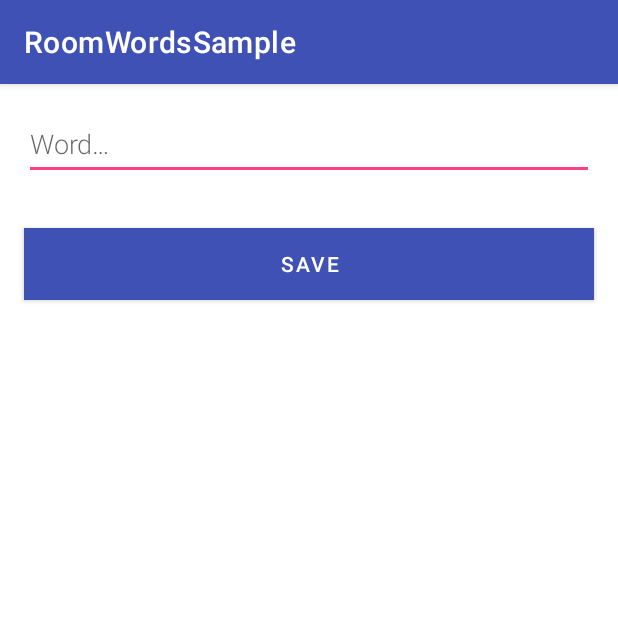
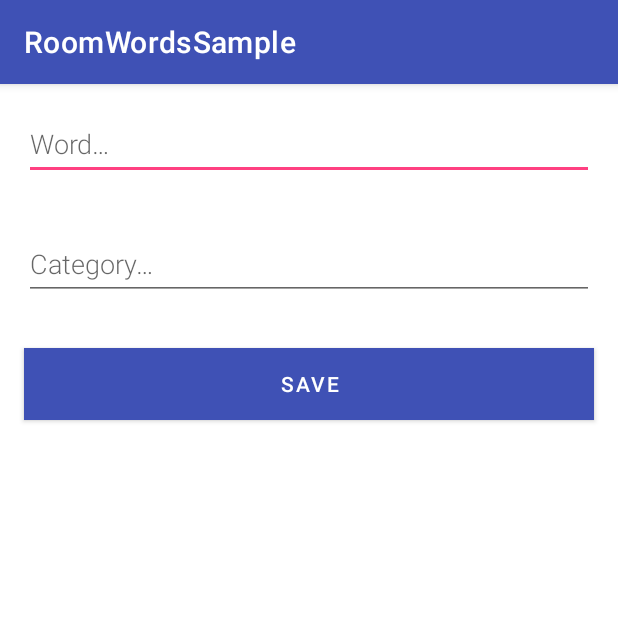
Before and after one commit to carlosmacho/RoomLab, an Android app: the screen it shows after launch (NewWordActivity), after a tap on "Add word", on a phone screen of 412 x 824 dp, the top half of it. Run offline under Robolectric (Android 15) with nearby library versions, the phone set to English and light mode, and no system bars; our stand-ins replace Room's generated code.

Commit message:
Added - 2 caixas de texto na linha .. categoria e palavra       - Ecrã de adicionar novo registo recebe tambem a categoria

```diff
--- a/app/src/main/java/com/example/roomlab/NewWordActivity.kt
+++ b/app/src/main/java/com/example/roomlab/NewWordActivity.kt
@@ -11,11 +11,13 @@ import android.widget.EditText
 class NewWordActivity : AppCompatActivity() {
 
     private lateinit var editWordView: EditText
+    private lateinit var editCatView: EditText
 
     public override fun onCreate(savedInstanceState: Bundle?) {
         super.onCreate(savedInstanceState)
         setContentView(R.layout.activity_new_word)
         editWordView = findViewById(R.id.edit_word)
+        editCatView = findViewById(R.id.edit_category)
 
         val button = findViewById<Button>(R.id.button_save)
         button.setOnClickListener {
@@ -24,7 +26,9 @@ class NewWordActivity : AppCompatActivity() {
                 setResult(Activity.RESULT_CANCELED, replyIntent)
             } else {
                 val word = editWordView.text.toString()
-                replyIntent.putExtra(EXTRA_REPLY, word)
+                val cat = editCatView.text.toString()
+                replyIntent.putExtra(EXTRA_REPLY_WORD, word)
+                replyIntent.putExtra(EXTRA_REPLY_CAT, cat)
                 setResult(Activity.RESULT_OK, replyIntent)
             }
             finish()
@@ -32,6 +36,7 @@ class NewWordActivity : AppCompatActivity() {
     }
 
     companion object {
-        const val EXTRA_REPLY = "com.example.android.wordlistsql.REPLY"
+        const val EXTRA_REPLY_WORD = "com.example.android.wordlistsql.REPLY"
+        const val EXTRA_REPLY_CAT = ""
     }
 }
--- a/app/src/main/java/com/example/roomlab/WordDao.kt
+++ b/app/src/main/java/com/example/roomlab/WordDao.kt
@@ -26,7 +26,7 @@ interface WordDao {
     @Query("delete from word_table where word = 'lapis'")
     suspend fun deleteLapis()
 
-    @Query("update word_table set word='andre' where word = 'lapis'")
+    @Query("update word_table set category='category updated' where word = 'lapis'")
     suspend fun updateLapis()
 
 }
--- a/app/src/main/java/com/example/roomlab/WordListAdapter.kt
+++ b/app/src/main/java/com/example/roomlab/WordListAdapter.kt
@@ -22,9 +22,12 @@ class WordListAdapter : ListAdapter<Word, WordListAdapter.WordViewHolder>(WORDS_
 
     class WordViewHolder(itemView: View) : RecyclerView.ViewHolder(itemView) {
         private val wordItemView: TextView = itemView.findViewById(R.id.textView)
+        private val catItemView: TextView = itemView.findViewById(R.id.textView2)
 
         fun bind(text: String?, category: String) {
-            wordItemView.text = text.plus("-".plus(category))
+            //wordItemView.text = text.plus("-".plus(category))
+            wordItemView.text = text
+            catItemView.text = category
         }
 
         companion object {
--- a/app/src/main/java/com/example/roomlab/WordRoomDatabase.kt
+++ b/app/src/main/java/com/example/roomlab/WordRoomDatabase.kt
@@ -54,9 +54,9 @@ public abstract class WordRoomDatabase : RoomDatabase() {
                 wordDao.deleteAll()
 
                 // Add sample words.
-                var word = Word("Hello")
+                var word = Word("Hello", "Hello")
                 wordDao.insert(word)
-                word = Word("World!")
+                word = Word("World!", "World!")
                 wordDao.insert(word)
 
                 // TODO: Add your own words!
--- a/app/src/main/java/com/example/roomlab/WordViewModel.kt
+++ b/app/src/main/java/com/example/roomlab/WordViewModel.kt
@@ -2,6 +2,7 @@ package com.example.roomlab
 
 import androidx.lifecycle.*
 import kotlinx.coroutines.launch
+import java.util.Locale.Category
 
 class WordViewModel(private val repository: WordRepository) : ViewModel() {
 
--- a/app/src/main/res/layout/activity_new_word.xml
+++ b/app/src/main/res/layout/activity_new_word.xml
@@ -14,6 +14,16 @@
         android:inputType="textAutoComplete"
         android:layout_margin="@dimen/big_padding"
         android:textSize="18sp" />
+    <EditText
+        android:id="@+id/edit_category"
+        android:layout_width="match_parent"
+        android:layout_height="wrap_content"
+        android:minHeight="@dimen/min_height"
+        android:fontFamily="sans-serif-light"
+        android:hint="@string/hint_category"
+        android:inputType="textAutoComplete"
+        android:layout_margin="@dimen/big_padding"
+        android:textSize="18sp" />
 
     <Button
         android:id="@+id/button_save"
--- a/app/src/main/res/values/strings.xml
+++ b/app/src/main/res/values/strings.xml
@@ -2,6 +2,7 @@
     <string name="app_name">RoomWordsSample</string>
     <string name="action_settings">Settings</string>
     <string name="hint_word">Word…</string>
+    <string name="hint_category">Category…</string>
     <string name="button_save">Save</string>
     <string name="empty_not_saved">Word not saved because it is empty.</string>
     <string name="add_word">Add word</string>
```
Also changed, not shown: app/src/main/java/com/example/roomlab/MainActivity.kt (+5 -3 lines), app/src/main/res/layout/recyclerview_item.xml (+9 -1 lines).
